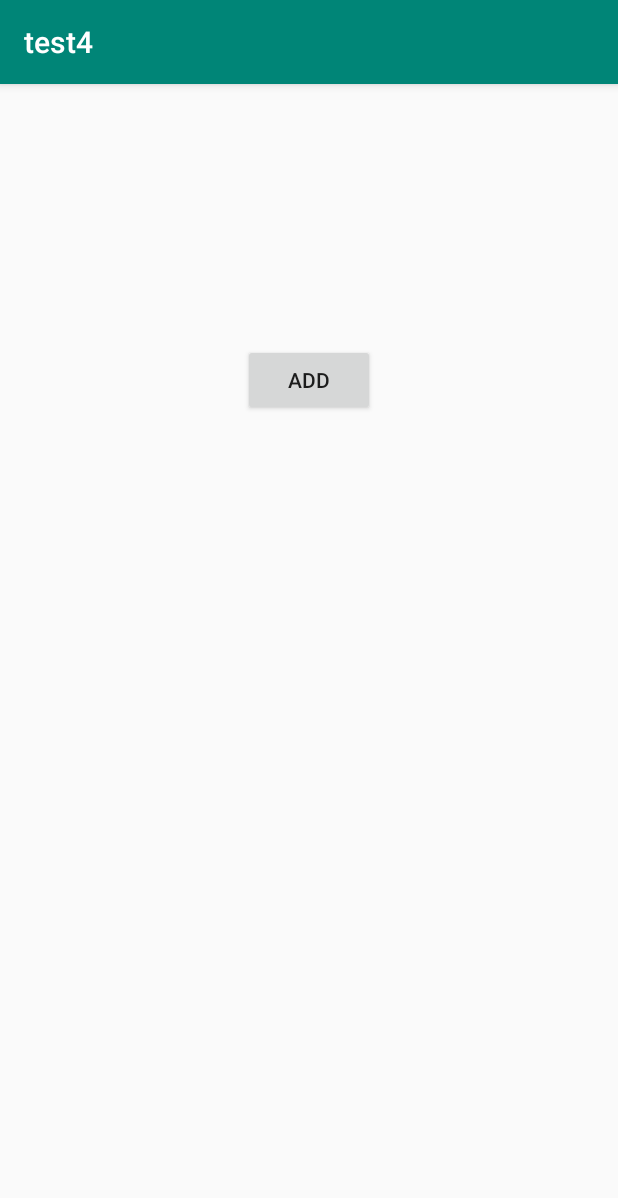
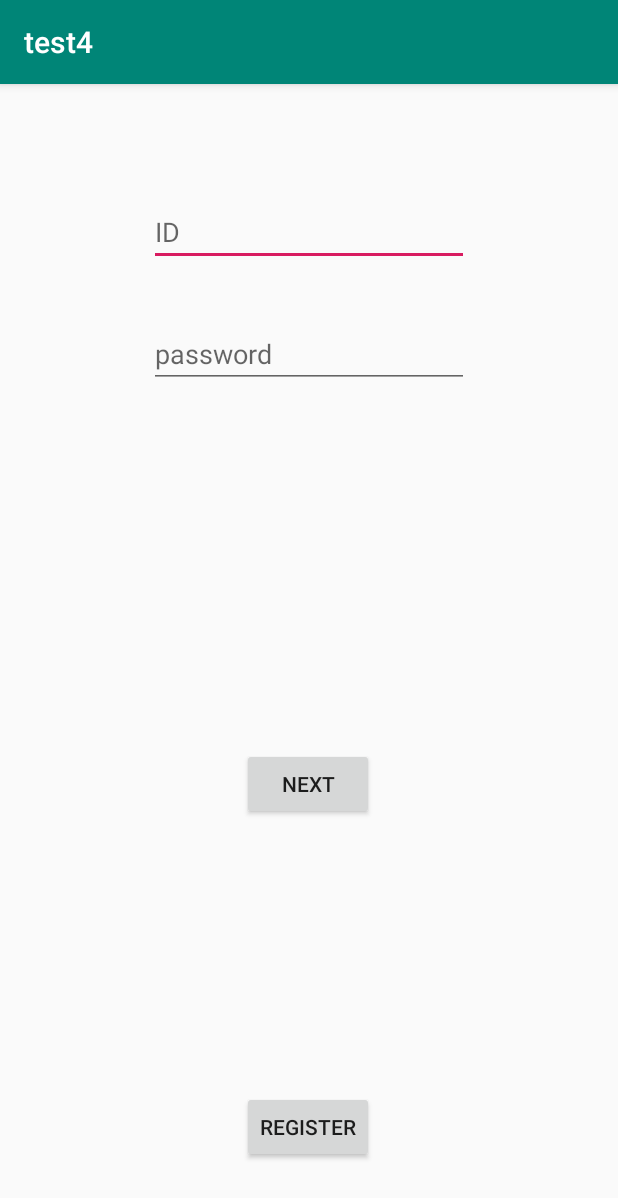
Before and after one commit to tammapon/warehouse, an Android app: the screen it shows after launch (MainActivity before the commit, page_login after it), on a phone screen of 412 x 824 dp. Shown: the top 1198 px of the screen. Run offline under Robolectric (Android 15) with nearby library versions, the phone set to English and light mode, and no system bars; our stand-ins replace Firebase (no records; nobody signed in at launch, a user with empty details on screens opened directly).

Commit message:
add (No All function database) -page_login + access -page_register + ui -page_admin -page_employee -page_manager #napat

```diff
--- a/app/src/main/AndroidManifest.xml
+++ b/app/src/main/AndroidManifest.xml
@@ -9,6 +9,11 @@
         android:roundIcon="@mipmap/ic_launcher_round"
         android:supportsRtl="true"
         android:theme="@style/AppTheme">
+        <activity android:name=".page_register"></activity>
+        <activity android:name=".page_employee" />
+        <activity android:name=".page_manager" />
+        <activity android:name=".page_admin" />
+        <activity android:name=".page_login" />
         <activity android:name=".MainActivity">
             <intent-filter>
                 <action android:name="android.intent.action.MAIN" />
--- a/app/src/main/java/com/example/test4/MainActivity.java
+++ b/app/src/main/java/com/example/test4/MainActivity.java
@@ -3,6 +3,7 @@ package com.example.test4;
 import androidx.annotation.NonNull;
 import androidx.appcompat.app.AppCompatActivity;
 
+import android.content.Intent;
 import android.os.Bundle;
 import android.view.View;
 import android.widget.TextView;
@@ -24,33 +25,35 @@ public class MainActivity extends AppCompatActivity {
     @Override
     protected void onCreate(Bundle savedInstanceState) {
         super.onCreate(savedInstanceState);
-        setContentView(R.layout.activity_main);
-        mFirebaseTextView = (TextView)findViewById(R.id.firebaseTextView);
-        // Get firebase database ref
-        final FirebaseDatabase database = FirebaseDatabase.getInstance();
-        myRef =database.getReference();
-        myRef.addValueEventListener(new ValueEventListener() {
-            @Override
-            public void onDataChange(@NonNull DataSnapshot dataSnapshot) {
-                Map map = (Map)dataSnapshot.getValue();
-                String x = String.valueOf(map.get("testcode"));
-                mFirebaseTextView.setText(x);
-            }
-
-            @Override
-            public void onCancelled(@NonNull DatabaseError databaseError) {
-
-            }
-        });
+        setContentView(R.layout.activity_page_login);
+        Intent T1 = new Intent(MainActivity.this,page_login.class);
+        startActivity(T1);
+        //setContentView(R.layout.activity_main);
+//        mFirebaseTextView = (TextView)findViewById(R.id.firebaseTextView);
+//        // Get firebase database ref
+//        final FirebaseDatabase database = FirebaseDatabase.getInstance();
+//        myRef =database.getReference();
+//        myRef.addValueEventListener(new ValueEventListener() {
+//            @Override
+//            public void onDataChange(@NonNull DataSnapshot dataSnapshot) {
+//                Map map = (Map)dataSnapshot.getValue();
+//                String x = String.valueOf(map.get("testcode"));
+//                mFirebaseTextView.setText(x);
+//            }
+//
+//            @Override
+//            public void onCancelled(@NonNull DatabaseError databaseError) {
+//
+//            }
+        }
     }
 
-    public void onClickAddButton(View view) {
-
-        Map<String, Object> value = new HashMap<String, Object>();
-        value.put("testcode","Lnwsoftdev");
-        myRef.updateChildren(value);
-        myRef.child("testcode").child("Lnwsoftdev").setValue("001");
-        myRef.child("testcode").child("Noobsoftdev").setValue("002");
-    }
-}
-//shkdgkjsdkjf
+//    public void onClickAddButton(View view) {
+//
+//        Map<String, Object> value = new HashMap<String, Object>();
+//        value.put("testcode","Lnwsoftdev");
+//        myRef.updateChildren(value);
+//        myRef.child("testcode").child("Lnwsoftdev").setValue("001");
+//        myRef.child("testcode").child("Noobsoftdev").setValue("002");
+//    }
+//}
--- /dev/null
+++ b/app/src/main/java/com/example/test4/page_login.java
@@ -0,0 +1,60 @@
+package com.example.test4;
+
+import androidx.appcompat.app.AppCompatActivity;
+
+import android.content.Intent;
+import android.os.Bundle;
+import android.view.View;
+import android.widget.Button;
+import android.widget.EditText;
+import android.widget.Toast;
+
+public class page_login extends AppCompatActivity {
+    EditText id_login,pass_login;
+    Button access_login,register_login;
+    String level = "A";
+
+    @Override
+    protected void onCreate(Bundle savedInstanceState) {
+        super.onCreate(savedInstanceState);
+        setContentView(R.layout.activity_page_login);
+
+        id_login=(EditText)findViewById(R.id.id_login);
+        pass_login=(EditText)findViewById(R.id.pass_login);
+        access_login=(Button)findViewById(R.id.access_login);
+        register_login=(Button)findViewById(R.id.register_login);
+
+        register_login.setOnClickListener(new View.OnClickListener() {
+            @Override
+            public void onClick(View v) {
+                startActivity(new Intent(page_login.this,page_register.class));
+            }
+        });
+
+        access_login.setOnClickListener(new View.OnClickListener() {
+            @Override
+            public void onClick(View v) {
+                if (id_login.getText().toString().equals("napat")&&pass_login.getText().toString().equals("napat")){
+                    Toast.makeText(getApplication(),"success",Toast.LENGTH_LONG).show();
+
+                    //send data to databse and return level to check
+                    if(level.equals("A")){
+                        startActivity(new Intent(page_login.this,page_admin.class));
+                    }
+                    else if(level.equals("B")){
+                        Intent T2 = new Intent(page_login.this,page_manager.class);
+                        startActivity(T2);
+                    }
+                    else if(level.equals("C")){
+                        Intent T3 = new Intent(page_login.this,page_employee.class);
+                        startActivity(T3);
+                    }
+                }
+                else{
+                    Toast.makeText(getApplication(),"fail",Toast.LENGTH_LONG).show();
+
+                }
+            }
+        });
+    }
+}
--- /dev/null
+++ b/app/src/main/res/layout/activity_page_login.xml
@@ -0,0 +1,56 @@
+<?xml version="1.0" encoding="utf-8"?>
+<androidx.constraintlayout.widget.ConstraintLayout xmlns:android="http://schemas.android.com/apk/res/android"
+    xmlns:app="http://schemas.android.com/apk/res-auto"
+    xmlns:tools="http://schemas.android.com/tools"
+    android:layout_width="match_parent"
+    android:layout_height="match_parent"
+    tools:context=".page_login">
+
+    <EditText
+        android:id="@+id/id_login"
+        android:layout_width="wrap_content"
+        android:layout_height="wrap_content"
+        android:layout_marginTop="76dp"
+        android:ems="10"
+        android:hint="ID"
+        android:inputType="textPersonName"
+        app:layout_constraintEnd_toEndOf="parent"
+        app:layout_constraintStart_toStartOf="parent"
+        app:layout_constraintTop_toTopOf="parent" />
+
+    <EditText
+        android:id="@+id/pass_login"
+        android:layout_width="wrap_content"
+        android:layout_height="wrap_content"
+        android:ems="10"
+        android:hint="password"
+        android:inputType="textPersonName"
+        app:layout_constraintBottom_toBottomOf="parent"
+        app:layout_constraintEnd_toEndOf="parent"
+        app:layout_constraintStart_toStartOf="parent"
+        app:layout_constraintTop_toBottomOf="@+id/id_login"
+        app:layout_constraintVertical_bias="0.06" />
+
+    <Button
+        android:id="@+id/access_login"
+        android:layout_width="wrap_content"
+        android:layout_height="wrap_content"
+        android:layout_marginTop="240dp"
+        android:text="next"
+        app:layout_constraintEnd_toEndOf="parent"
+        app:layout_constraintHorizontal_bias="0.498"
+        app:layout_constraintStart_toStartOf="parent"
+        app:layout_constraintTop_toBottomOf="@+id/pass_login" />
+
+    <Button
+        android:id="@+id/register_login"
+        android:layout_width="wrap_content"
+        android:layout_height="wrap_content"
+        android:text="register"
+        app:layout_constraintBottom_toBottomOf="parent"
+        app:layout_constraintEnd_toEndOf="parent"
+        app:layout_constraintHorizontal_bias="0.498"
+        app:layout_constraintStart_toStartOf="parent"
+        app:layout_constraintTop_toBottomOf="@+id/access_login"
+        app:layout_constraintVertical_bias="0.788" />
+</androidx.constraintlayout.widget.ConstraintLayout>
```
Also changed, not shown: app/src/main/java/com/example/test4/page_admin.java (added, +14 -0 lines), app/src/main/java/com/example/test4/page_employee.java (added, +14 -0 lines), app/src/main/java/com/example/test4/page_manager.java (added, +14 -0 lines), app/src/main/java/com/example/test4/page_register.java (added, +27 -0 lines), app/src/main/res/layout/activity_page_admin.xml (added, +20 -0 lines), app/src/main/res/layout/activity_page_employee.xml (added, +19 -0 lines), app/src/main/res/layout/activity_page_manager.xml (added, +20 -0 lines), app/src/main/res/layout/activity_page_register.xml (added, +115 -0 lines), app/src/main/res/values/strings.xml (+7 -0 lines), app/build.gradle (line endings or trailing spaces).
